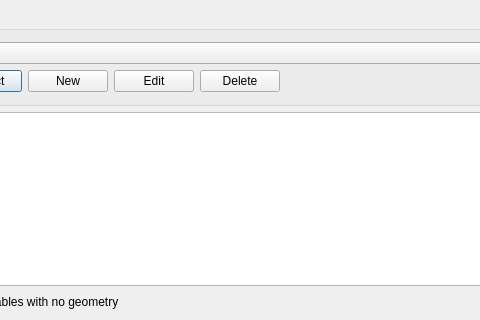
Above: src/ui/qgsdbsourceselectbase.ui from nextgis/nextgisqgis before the change; both pictures show x 83 to 563 and y 0 to 320 of the 773 by 476 pixel window. Below: the same form after it.
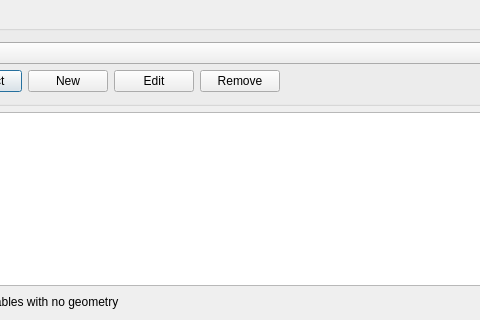
That is the form after the change. Icons and pictures are not drawn.

```diff
--- a/src/ui/qgsdbsourceselectbase.ui
+++ b/src/ui/qgsdbsourceselectbase.ui
@@ -60,7 +60,7 @@
         <item>
          <widget class="QPushButton" name="btnDelete">
           <property name="text">
-           <string>Delete</string>
+           <string>Remove</string>
           </property>
          </widget>
         </item>
```
Left out of the diff: 32 changed lines with no effect on the pictures.
